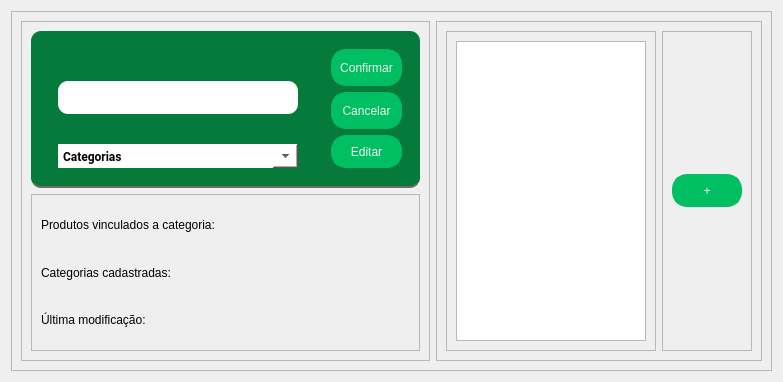
Before: the Qt Designer form PATP/bckp/asset_ctrl/templates/interfaces/categ_config.ui in eduardogm22/controle_patrimonio, drawn with Qt 5.
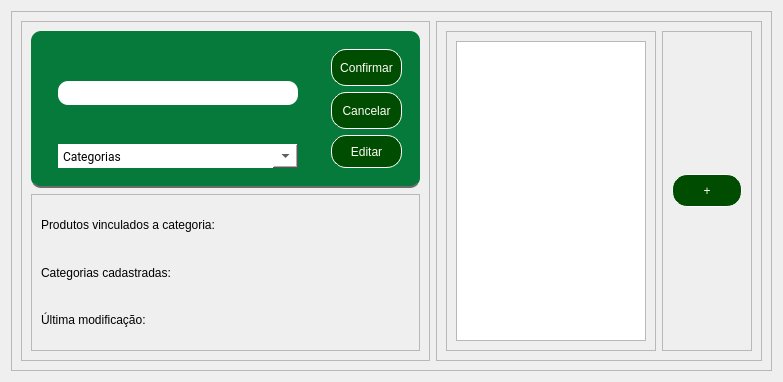
After: the same form once the commit is applied.

Diff of the .ui file:
```diff
--- a/PATP/bckp/asset_ctrl/templates/interfaces/categ_config.ui
+++ b/PATP/bckp/asset_ctrl/templates/interfaces/categ_config.ui
@@ -99,7 +99,7 @@
                     <property name="minimumSize">
                      <size>
                       <width>240</width>
-                      <height>33</height>
+                      <height>24</height>
                      </size>
                     </property>
                     <property name="maximumSize">
@@ -134,8 +134,8 @@
                   <font>
                    <family>Roboto</family>
                    <pointsize>9</pointsize>
-                   <weight>75</weight>
-                   <bold>true</bold>
+                   <weight>50</weight>
+                   <bold>false</bold>
                   </font>
                  </property>
                  <property name="contextMenuPolicy">
@@ -200,12 +200,11 @@
                   </size>
                  </property>
                  <property name="styleSheet">
-                  <string notr="true">
-
-QPushButton { color: rgb(243, 239, 238);
+                  <string notr="true">QPushButton { color:rgb(254, 253, 247);
 	border-radius:15px;		
-	border: 4px solid #00BF63;
-	background-color:#00BF63;
+	border: 1px solid rgb(255, 255, 255);
+	background-color: rgb(0, 76, 0)
+
  }
 
 QPushButton:hover{background-color:rgb(255, 240, 238);color:#00BF63}
@@ -237,12 +236,11 @@
                   </size>
                  </property>
                  <property name="styleSheet">
-                  <string notr="true">
-
-QPushButton { color: rgb(243, 239, 238);
+                  <string notr="true">QPushButton { color:rgb(254, 253, 247);
 	border-radius:15px;		
-	border: 4px solid #00BF63;
-	background-color:#00BF63;
+	border: 1px solid rgb(255, 255, 255);
+	background-color: rgb(0, 76, 0)
+
  }
 
 QPushButton:hover{background-color:rgb(255, 240, 238);color:#00BF63}
@@ -274,12 +272,11 @@
                   </size>
                  </property>
                  <property name="styleSheet">
-                  <string notr="true">
-
-QPushButton { color: rgb(243, 239, 238);
+                  <string notr="true">QPushButton { color:rgb(254, 253, 247);
 	border-radius:15px;		
-	border: 4px solid #00BF63;
-	background-color:#00BF63;
+	border: 1px solid rgb(255, 255, 255);
+	background-color: rgb(0, 76, 0)
+
  }
 
 QPushButton:hover{background-color:rgb(255, 240, 238);color:#00BF63}
@@ -386,12 +383,11 @@
                </size>
               </property>
               <property name="styleSheet">
-               <string notr="true">
-
-QPushButton { color: rgb(243, 239, 238);
+               <string notr="true">QPushButton { color:rgb(254, 253, 247);
 	border-radius:15px;		
-	border: 4px solid #00BF63;
-	background-color:#00BF63;
+	border: 1px solid rgb(255, 255, 255);
+	background-color: rgb(0, 76, 0)
+
  }
 
 QPushButton:hover{background-color:rgb(255, 240, 238);color:#00BF63}
```
Left out of the diff: 20 changed lines with no effect on the pictures.
